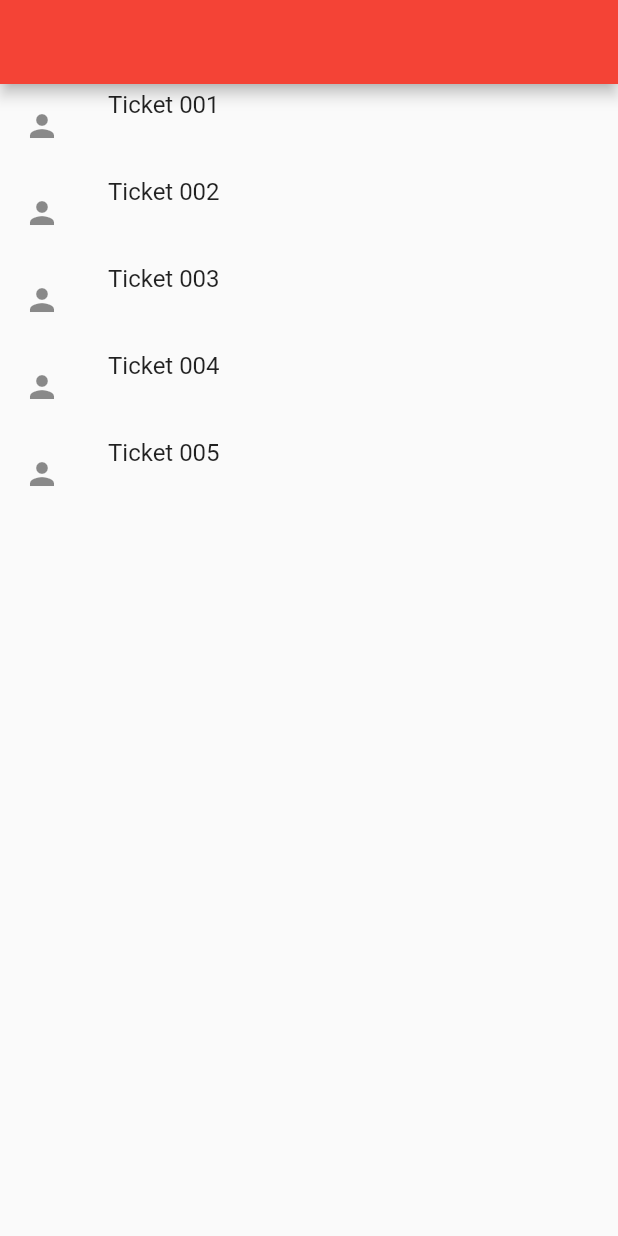
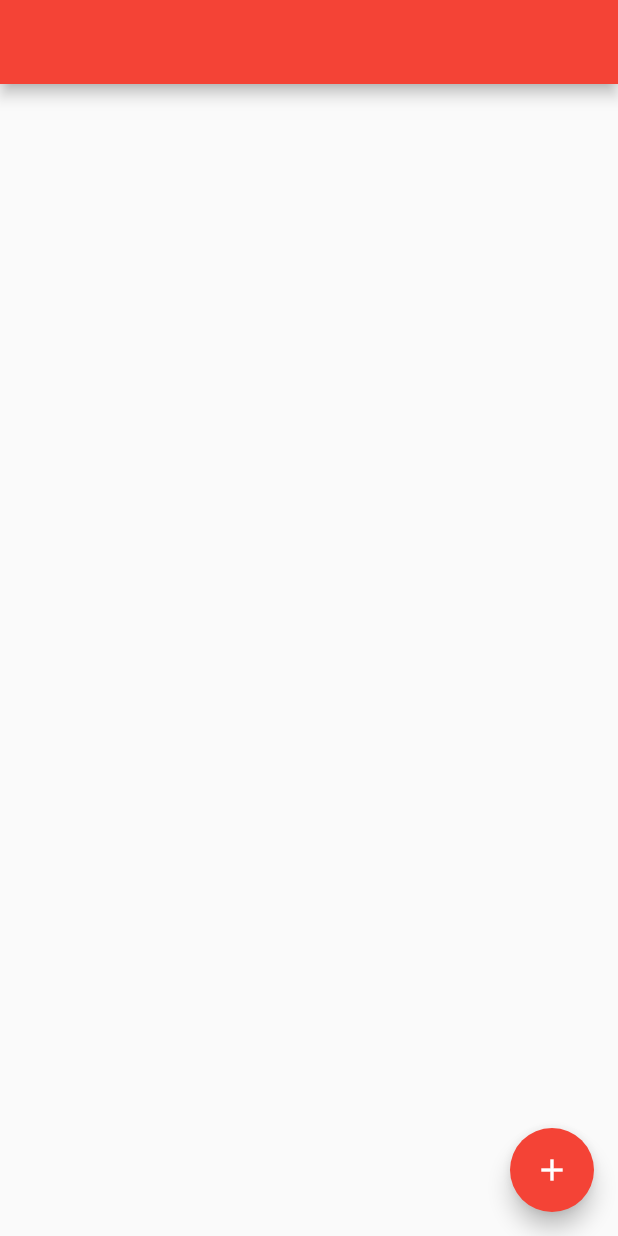
Before and after one commit to kranfix/not_google_keep, a Flutter app: the screen it shows after launch, on a phone screen of 412 x 824 dp. Run offline on Flutter 3.47's test engine with Material 2 defaults, Android fonts, the phone set to English and light mode, and no system bars.

Commit message:
Update Home Page

```diff
--- a/lib/data/ticket_list_model.dart
+++ b/lib/data/ticket_list_model.dart
@@ -4,11 +4,6 @@ import '../models/ticket.dart';
 
 class TicketListModel  extends ChangeNotifier{
   List<Ticket> _tickets = [
-    Ticket(title: "Ticket 001"),
-    Ticket(title: "Ticket 002"),
-    Ticket(title: "Ticket 003"),
-    Ticket(title: "Ticket 004"),
-    Ticket(title: "Ticket 005"),
   ];
 
   List<Ticket> get tickets => _tickets;
--- a/lib/ui/ticket/home/ticket_home.dart
+++ b/lib/ui/ticket/home/ticket_home.dart
@@ -1,17 +1,27 @@
 import 'package:keep/data/ticket_list_model.dart';
+import 'package:keep/models/ticket.dart';
 import 'package:provider/provider.dart';
 import 'ticket_item.dart';
 import 'package:flutter/material.dart';
+import 'dart:math' as math;
 
 class TicketHome extends StatelessWidget {
   @override
   Widget build(BuildContext context) {
     return Scaffold(
       appBar: AppBar(),
+      floatingActionButton: FloatingActionButton(
+        child: Icon(Icons.add),
+        onPressed: () {
+          Provider.of<TicketListModel>(context).addTicket(
+              Ticket(title: "Ticket ${math.Random().nextInt(999999)}"));
+        },
+      ),
       body: Consumer<TicketListModel>(
         builder: (BuildContext context, TicketListModel ticketListModel,
             Widget child) {
           return ListView.builder(
+            shrinkWrap: true,
             itemCount: ticketListModel.tickets.length,
             itemBuilder: (BuildContext context, int index) {
               return TicketItem(title: ticketListModel.tickets[index]?.title);
--- a/lib/ui/ticket/home/ticket_item.dart
+++ b/lib/ui/ticket/home/ticket_item.dart
@@ -5,12 +5,17 @@ class TicketItem extends StatelessWidget {
   TicketItem({this.title});
   @override
   Widget build(BuildContext context) {
-    return ListTile(
-      leading: Icon(Icons.person),
-      title: Container(
-        height: 50.0,
-        width: 50.0,
-        child: Text(title),
+    return Container(
+      height: 100.0,
+      width: 100.0,
+      margin: EdgeInsets.all(5.0),
+      decoration: BoxDecoration(
+        color: Colors.yellow,
+        borderRadius: BorderRadius.all(Radius.circular(30.0)),
+      ),
+      child: ListTile(
+        leading: Icon(Icons.person),
+        title: Text(title),
       ),
     );
   }
```
Also changed, not shown: 1 other file.
